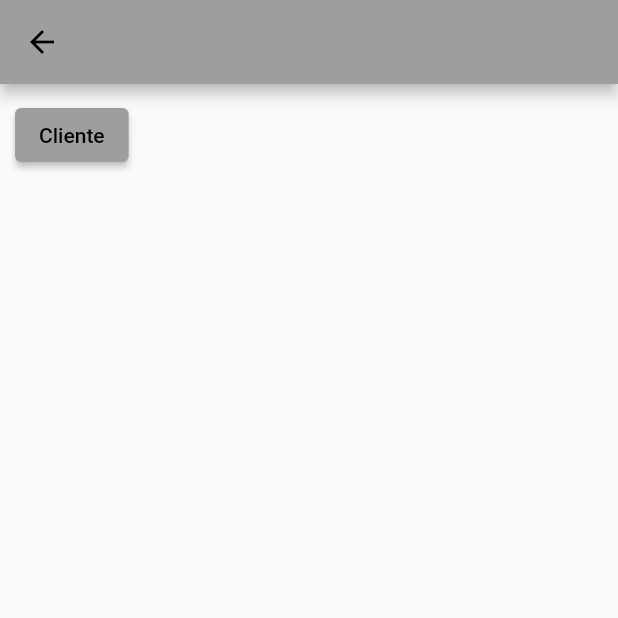
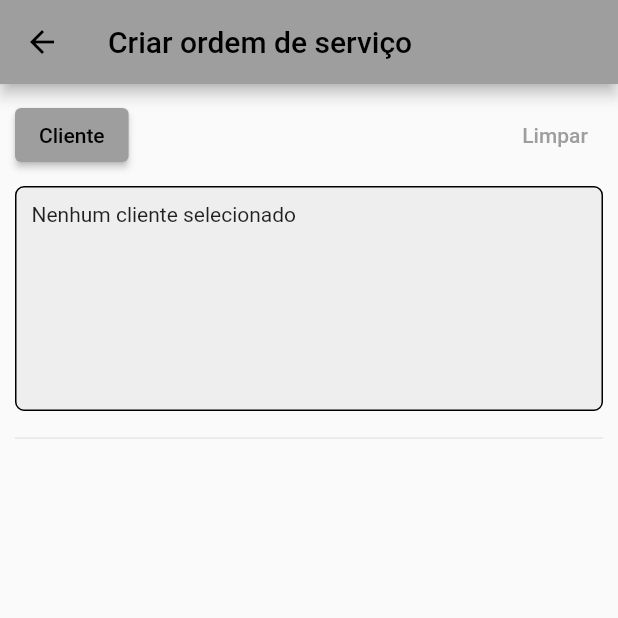
Before and after one commit to ramonbasilio/servicecontrolapp, a Flutter app: the screen it shows after launch, after a tap on "Ordem de Serviço", on a phone screen of 412 x 824 dp, the top half of it. Run offline on Flutter 3.47's test engine with Material 2 defaults, Android fonts, the light colour scheme and no system bars; our stand-ins replace anim_search_bar, cloud_firestore, firebase_core, mask_text_input_formatter; accounts and stored records are empty.

Commit message:
commit 23122023

```diff
--- a/lib/view/page_inicial.dart
+++ b/lib/view/page_inicial.dart
@@ -1,6 +1,7 @@
 import 'package:flutter/material.dart';
 import 'package:servicecontrolapp/view/page_ordem_servico/page_ordem_servico.dart';
 import 'package:servicecontrolapp/view/pages_client/page_client.dart';
+import '../controller/Repository/repository_client.dart';
 import '../widgets/widget_card_page_inicial.dart';
 
 class PageInicial extends StatelessWidget {
@@ -8,6 +9,8 @@ class PageInicial extends StatelessWidget {
 
   @override
   Widget build(BuildContext context) {
+    RepositoryClient().repositoryClientProvider(context).loadClients();
+
     return Scaffold(
         appBar: AppBar(
           title: const Center(
@@ -21,7 +24,7 @@ class PageInicial extends StatelessWidget {
           ),
           WidgetCardPageInicial(
             nome: 'Ordem de Serviço',
-            rota: const PageOrdemDeServico(),
+            rota:  PageOrdemDeServico(),
           ),
           WidgetCardPageInicial(
             nome: 'Inventário',
--- a/lib/view/page_ordem_servico/page_ordem_servico.dart
+++ b/lib/view/page_ordem_servico/page_ordem_servico.dart
@@ -6,41 +6,84 @@ import 'package:servicecontrolapp/view/page_ordem_servico/page_search_client.dar
 
 import '../../model/model_client.dart';
 
+// ignore: must_be_immutable
 class PageOrdemDeServico extends StatefulWidget {
-  const PageOrdemDeServico({super.key});
+  ClienteModel? clienteSelecionado;
+
+  PageOrdemDeServico({super.key, this.clienteSelecionado});
 
   @override
   State<PageOrdemDeServico> createState() => _PageOrdemDeServicoState();
 }
 
 class _PageOrdemDeServicoState extends State<PageOrdemDeServico> {
-  late ClienteModel cliente;
-
   @override
   Widget build(BuildContext context) {
     return Scaffold(
-      appBar: AppBar(),
+      appBar: AppBar(
+        title: const Text('Criar ordem de serviço'),
+      ),
       body: Padding(
         padding: const EdgeInsets.all(10.0),
         child: Column(
           children: [
+            Row(
+              mainAxisAlignment: MainAxisAlignment.spaceBetween,
+              children: [
                 ElevatedButton(
                   onPressed: () async {
-               ClienteModel cliente = await Navigator.push(
+                    widget.clienteSelecionado = null;
+                    final ClienteModel? clienteSelecionado =
+                        await Navigator.push(
                             context,
                             MaterialPageRoute(
-                    builder: (context) => const PageSearchClient()
-                  )
-                );
-                if (!mounted) return;
+                                builder: (context) =>
+                                    const PageSearchClient()));
+
+                    if (clienteSelecionado != null) {
                       setState(() {
-
+                        widget.clienteSelecionado = clienteSelecionado;
                       });
-                print(cliente.razaoSocial);
+                    }
                   },
                   child: const Text('Cliente'),
+                ),
+                TextButton(
+                    onPressed: () {
+                      setState(() {
+                        widget.clienteSelecionado = null;
+                      });
+                    },
+                    child: const Text('Limpar'))
+              ],
+            ),
+            Padding(
+              padding: const EdgeInsets.symmetric(vertical: 10),
+              child: Container(
 
+                padding: const EdgeInsets.all(10),
+                width: double.infinity,
+                height: 150,
+                decoration: BoxDecoration(
+                  borderRadius: BorderRadius.circular(6),
+                    border: Border.all(), color: Colors.grey.shade200),
+                child: widget.clienteSelecionado == null
+                    ? const Text('Nenhum cliente selecionado')
+                    : Column(
+                        crossAxisAlignment: CrossAxisAlignment.start,
+                        children: [
+                          Text(widget.clienteSelecionado!.razaoSocial,
+                              style: const TextStyle(
+                                  fontSize: 18, fontWeight: FontWeight.bold)),
+                          Text(
+                            '${widget.clienteSelecionado!.endereco}, nº ${widget.clienteSelecionado!.numero} \nBairro: ${widget.clienteSelecionado!.bairro} \nCidade: ${widget.clienteSelecionado!.cidade} \nEstado: ${widget.clienteSelecionado!.estado} \nCEP: ${widget.clienteSelecionado!.cep}',
+                            style: const TextStyle(fontSize: 18),
                           ),
+                        ],
+                      ),
+              ),
+            ),
+            const Divider(),
           ],
         ),
       ),
--- a/lib/widgets/widget_card_page_inicial.dart
+++ b/lib/widgets/widget_card_page_inicial.dart
@@ -27,10 +27,10 @@ class WidgetCardPageInicial extends StatelessWidget {
       },
       child: Card(
         margin: const EdgeInsets.all(15),
-        color: Colors.amber.shade100,
+        color: Colors.grey.shade800,
         child: SizedBox(
           height: 50,
-          child: Center(child: Text(nome)),
+          child: Center(child: Text(nome, style: const TextStyle(color: Colors.white),)),
         ),
       ),
     );
```
Also changed, not shown: lib/view/page_ordem_servico/page_search_client.dart (+19 -5 lines), lib/view/pages_client/page_client.dart (+6 -2 lines). Lines whose indentation alone changed are shown as unchanged.
